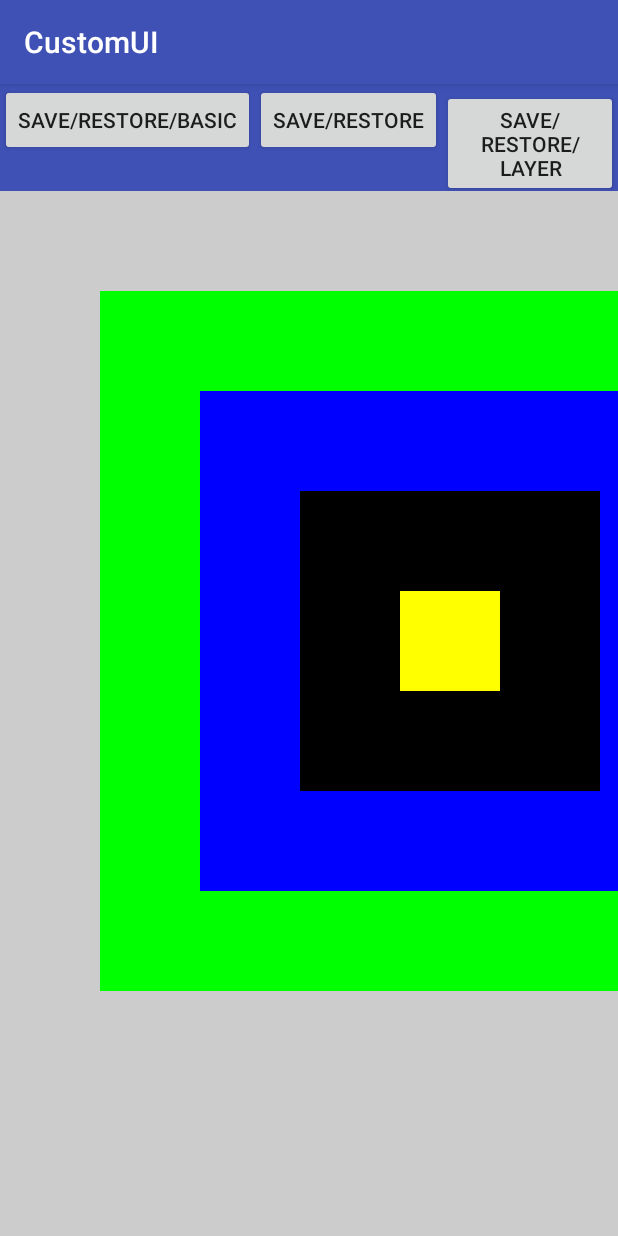
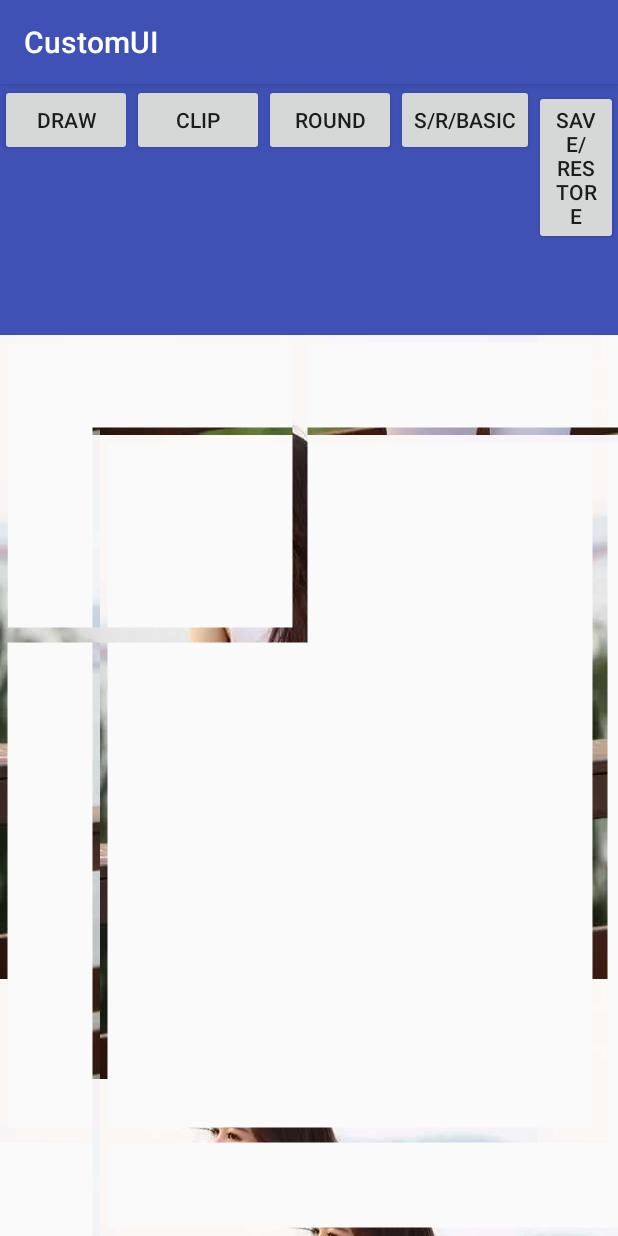
Before and after one commit to chiyuelaochao/CustomUI, an Android app: the CanvasActivity screen opened directly, with no data from a screen before it, on a phone screen of 412 x 824 dp. Run offline under Robolectric (Android 15) with nearby library versions, the phone set to English and light mode, and no system bars.

Commit message:
Add canvas Region Draw Path PaintFlagsDrawFilter

```diff
--- a/app/src/main/java/com/caiwei/customui/canvas/CanvasActivity.java
+++ b/app/src/main/java/com/caiwei/customui/canvas/CanvasActivity.java
@@ -7,12 +7,16 @@ import android.view.View;
 import com.caiwei.customui.R;
 
 public class CanvasActivity extends AppCompatActivity {
-    private View saveRestoreView, saveRestoreBasicView, saveRestoreLayerView;
+    private View regionClipImageView, roundImageView, canvasDrawView, saveRestoreView, saveRestoreBasicView,
+            saveRestoreLayerView;
 
     @Override
     protected void onCreate(Bundle savedInstanceState) {
         super.onCreate(savedInstanceState);
         setContentView(R.layout.activity_canvas);
+        regionClipImageView = findViewById(R.id.region_clip_image_view);
+        roundImageView = findViewById(R.id.round_image_view);
+        canvasDrawView = findViewById(R.id.canvas_draw_view);
         saveRestoreBasicView = findViewById(R.id.sava_restore_basic_view);
         saveRestoreView = findViewById(R.id.sava_restore_view);
         saveRestoreLayerView = findViewById(R.id.sava_restore_layer_view);
@@ -20,6 +24,9 @@ public class CanvasActivity extends AppCompatActivity {
         init(R.id.save_restore);
         init(R.id.save_restore_basic);
         init(R.id.save_restore_layer);
+        init(R.id.draw);
+        init(R.id.round);
+        init(R.id.clip);
     }
 
     private void init(int id) {
@@ -28,10 +35,22 @@ public class CanvasActivity extends AppCompatActivity {
             view.setOnClickListener(new View.OnClickListener() {
                 @Override
                 public void onClick(View v) {
+                    regionClipImageView.setVisibility(View.GONE);
+                    roundImageView.setVisibility(View.GONE);
+                    canvasDrawView.setVisibility(View.GONE);
                     saveRestoreBasicView.setVisibility(View.GONE);
                     saveRestoreView.setVisibility(View.GONE);
                     saveRestoreLayerView.setVisibility(View.GONE);
                     switch (v.getId()) {
+                        case R.id.draw:
+                            canvasDrawView.setVisibility(View.VISIBLE);
+                            break;
+                        case R.id.round:
+                            roundImageView.setVisibility(View.VISIBLE);
+                            break;
+                        case R.id.clip:
+                            regionClipImageView.setVisibility(View.VISIBLE);
+                            break;
                         case R.id.save_restore_basic:
                             saveRestoreBasicView.setVisibility(View.VISIBLE);
                             break;
--- /dev/null
+++ b/app/src/main/java/com/caiwei/customui/canvas/CanvasDrawView.java
@@ -0,0 +1,210 @@
+package com.caiwei.customui.canvas;
+
+import android.content.Context;
+import android.graphics.Bitmap;
+import android.graphics.BitmapShader;
+import android.graphics.Canvas;
+import android.graphics.Color;
+import android.graphics.Paint;
+import android.graphics.RectF;
+import android.graphics.Shader;
+import android.graphics.drawable.BitmapDrawable;
+import android.support.annotation.Nullable;
+import android.util.AttributeSet;
+import android.view.View;
+
+import com.caiwei.customui.R;
+
+/**
+ * Created by wei.cai on 2017/5/19.
+ */
+
+public class CanvasDrawView extends View {
+    private final String TAG = getClass().getSimpleName();
+    private Bitmap mBitmap;
+    private BitmapShader mBitmapShader;
+
+    public CanvasDrawView(Context context) {
+        this(context, null);
+    }
+
+    public CanvasDrawView(Context context, @Nullable AttributeSet attrs) {
+        super(context, attrs);
+        mBitmap = ((BitmapDrawable) getResources().getDrawable(R.drawable.lsj)).getBitmap();
+        mBitmapShader = new BitmapShader(mBitmap, Shader.TileMode.REPEAT, Shader.TileMode.REPEAT);
+
+    }
+
+    @Override
+    protected void onDraw(Canvas canvas) {
+        super.onDraw(canvas);
+        //绘制直线
+        Paint paint = new Paint();
+        paint.setColor(Color.RED);
+        paint.setStyle(Paint.Style.STROKE/*Paint.Style.FILL*/);
+        paint.setStrokeWidth(15);
+        paint.setShader(mBitmapShader);
+        paint.setAntiAlias(true);
+
+//		canvas.drawLine(0, 0, 100, 100, paint);
+        /*float []pts = {0,0,100,100,200,200,300,300};
+        canvas.drawLines(pts, paint);
+		canvas.drawLines(pts, 20, 2, paint);// 画虚线--也通过多条线的方式*/
+
+        /*canvas.drawPoint(500, 500, paint);
+        canvas.drawPoints(pts, paint);*/
+        //Rect int和RectF float
+		/*RectF r = new RectF(100, 100, 400, 500);
+		canvas.drawRect(r, paint);
+		canvas.drawRect(left, top, right, bottom, paint);*/
+
+        //画圆角矩形
+        //x-radius ,y-radius圆角的半径
+//		canvas.drawRoundRect(r, 30, 30, paint);
+
+        //canvas.drawCircle(300, 300, 200, paint);
+
+        //paint.setColor(Color.GREEN);
+        //canvas.drawOval(r, paint);
+
+//		canvas.drawArc(
+//				r,
+//				startAngle, //其实角度，相对X轴正方向
+//				sweepAngle, //画多少角度的弧度
+//				useCenter, //boolean, false：只有一个纯弧线；true：闭合的边
+//				paint)；
+//		canvas.drawArc(r, 0, 90, true, paint);//顺时针旋转90度
+
+		/*Path path = new Path();
+		path.moveTo(100, 100);//画笔落笔的位置
+		//移动
+		path.lineTo(200, 100);
+		path.lineTo(200, 200);
+		path.cubicTo(250, 200, 350, 300, 450, 400);
+		path.close();
+
+		canvas.drawPath(path, paint);*/
+
+        //圆角矩形路径
+        /*RectF r = new RectF(100, 100, 600, 800);
+        Path path = new Path();
+        float radii[] = {10,10,10,10,10,10,50,60};
+        path.addRoundRect(r, radii, Path.Direction.CCW);
+        //path.addArc(oval, startAngle, sweepAngle);
+        canvas.drawPath(path, paint);*/
+
+
+		/*RectF r = new RectF(100, 100, 600, 800);
+		Path path = new Path();
+		path.addOval(r, Path.Direction.CCW);
+
+		//创建一块矩形的区域
+		Region region = new Region(100, 100, 600, 800);
+		Region region1 = new Region();
+		region1.setPath(path, region);//path的椭圆区域和矩形区域进行交集
+
+		//结合区域迭代器使用（得到图形里面的所有的矩形区域）
+		RegionIterator iterator = new RegionIterator(region1);
+
+		Rect rect = new Rect();
+		while (iterator.next(rect)) {
+			canvas.drawRect(rect, paint);
+		}*/
+//		//合并
+        //region.union(r);
+        //region.op(r, Region.Op.INTERSECT);//交集部分 region是调用者A，r是求交集的B
+
+        //--------------------Canvas变换技巧--------------------------
+        //1.平移（Translate）
+
+        // 绘制坐标系
+		/*RectF r = new RectF(0, 0, 400, 500);
+        paint.setColor(Color.GREEN);
+		canvas.drawRect(r, paint);
+
+        // 第一次绘制坐标轴
+        canvas.drawLine(0,0,canvas.getWidth(),0,paint);// X 轴
+        paint.setColor(Color.BLUE);
+        canvas.drawLine(0,0,0,canvas.getHeight(),paint);// Y 轴
+
+        //平移--即改变坐标原点
+		canvas.translate(50, 50);
+        // 第二次绘制坐标轴
+        paint.setColor(Color.GREEN);
+        canvas.drawLine(0,0,canvas.getWidth(),0,paint);// X 轴
+        paint.setColor(Color.BLUE);
+        canvas.drawLine(0,0,0,canvas.getHeight(),paint);// Y 轴
+
+        canvas.rotate(45);
+        // 第三次绘制坐标轴
+        paint.setColor(Color.GREEN);
+        canvas.drawLine(0,0,canvas.getWidth(),0,paint);// X 轴
+        paint.setColor(Color.BLUE);
+        canvas.drawLine(0,0,0,canvas.getHeight(),paint);// Y 轴*/
+
+        /*canvas.drawColor(Color.BLUE);
+		RectF r2 = new RectF(0, 0, 400, 500);
+		paint.setColor(Color.RED);
+		//虽然新建了一个画布图层，但是还是会沿用之前设置的平移变换。不可逆的。（save和restore来解决）
+		canvas.drawRect(r2, paint);
+
+
+		//2.缩放Scale
+		/*RectF r = new RectF(0, 0, 400, 500);
+		canvas.drawRect(r, paint);
+		paint.setColor(Color.BLUE);
+        //sx,sy：分别对x/y方向的一个缩放系数,画布的缩放会导致里面所有的绘制的东西都会有一个缩放效果
+		canvas.scale(1.5f, 0.5f);
+		canvas.drawRect(r, paint);*/
+
+        //3.旋转Rotate
+		/*RectF r = new RectF(200, 200, 400, 500);
+		canvas.drawRect(r, paint);
+		paint.setColor(Color.BLUE);
+		canvas.rotate(45);
+		canvas.rotate(45, 200, 200);
+		canvas.drawRect(r, paint);*/
+
+        //4.斜拉画布Skew
+		/*RectF r = new RectF(100, 100, 600, 800);
+		canvas.drawRect(r, paint);
+		paint.setColor(Color.BLUE);
+		//sx,sy倾斜度：X轴方向上倾斜60度，tan60=根号3
+		canvas.skew(1.73f, 0);
+		canvas.drawRect(r, paint);*/
+
+        //5.裁剪画布clip
+        /*RectF r = new RectF(200, 200, 400, 500);
+        canvas.drawRect(r, paint);
+        paint.setColor(Color.BLUE);
+        canvas.clipRect(new Rect(250, 250, 300, 400));
+        canvas.drawColor(Color.YELLOW);*/
+
+
+        // save 和 restore
+        RectF r = new RectF(0, 0, 600, 800);
+        paint.setColor(Color.GREEN);
+        canvas.drawRect(r, paint);
+        canvas.save();
+
+        //平移
+        canvas.translate(100, 100);
+        paint.setColor(Color.BLUE);
+        canvas.drawRect(r, paint);
+
+        canvas.restore();
+        //canvas.rotate(45);
+        paint.setColor(Color.YELLOW);
+        r = new RectF(0, 0, 300, 300);
+        canvas.drawRect(r, paint);
+        //当canvas执行saveLayer的时候就会新建一个新的画布图层
+        //int layer = canvas.saveLayer(0,0,canvas.getWidth(),canvas.getHeight(),null,Canvas.ALL_SAVE_FLAG);
+
+        //canvas.drawColor(Color.YELLOW);
+        //canvas.translate(50, 50);
+        //paint.setColor(Color.BLUE);
+        //canvas.drawRect(r, paint);
+
+        //canvas.restoreToCount(layer);
+    }
+}
--- /dev/null
+++ b/app/src/main/java/com/caiwei/customui/canvas/RegionClipImageView.java
@@ -0,0 +1,71 @@
+package com.caiwei.customui.canvas;
+
+import android.content.Context;
+import android.graphics.Bitmap;
+import android.graphics.BitmapFactory;
+import android.graphics.Canvas;
+import android.graphics.Paint;
+import android.graphics.Rect;
+import android.graphics.Region;
+import android.util.AttributeSet;
+import android.view.View;
+
+import com.caiwei.customui.R;
+
+/**
+ * Created by John on 2017/5/16.
+ */
+
+public class RegionClipImageView extends View {
+    private Bitmap mBitmap = null;
+    private int limitLength = 0;
+    private int width;
+    private int height;
+    private static final int CLIP_HEIGHT = 50;
+
+    private boolean status = HIDE;//显示还是隐藏的状态，最开始为HIDE
+    private static final boolean SHOW = true;//显示图片
+    private static final boolean HIDE = false;//隐藏图片
+
+    public RegionClipImageView(Context context) {
+        this(context, null);
+    }
+
+    public RegionClipImageView(Context context, AttributeSet attrs) {
+        super(context, attrs);
+        mBitmap = BitmapFactory.decodeResource(getResources(), R.drawable.lsj);
+        limitLength = width = mBitmap.getWidth();
+        height = mBitmap.getHeight();
+    }
+
+    public RegionClipImageView(Context context, AttributeSet attrs, int defStyleAttr) {
+        super(context, attrs, defStyleAttr);
+    }
+
+
+    @Override
+    protected void onDraw(Canvas canvas) {
+        Region region = new Region();
+        int i = 0;
+        while (i * CLIP_HEIGHT <= height) {//计算clip的区域
+            if (i % 2 == 0) {
+                region.union(new Rect(0, i * CLIP_HEIGHT, limitLength, (i + 1) * CLIP_HEIGHT));
+            } else {
+                region.union(new Rect(width - limitLength, i * CLIP_HEIGHT, width, (i + 1) * CLIP_HEIGHT));
+            }
+            i++;
+        }
+        canvas.clipRegion(region);
+        canvas.drawBitmap(mBitmap, 0, 0, new Paint());
+        if (status == HIDE) {//如果此时是隐藏
+            limitLength -= 10;
+            if (limitLength <= 0)
+                status = SHOW;
+        } else {//如果此时是显示
+            limitLength += 5;
+            if (limitLength >= width)
+                status = HIDE;
+        }
+        invalidate();
+    }
+}
--- /dev/null
+++ b/app/src/main/java/com/caiwei/customui/canvas/RoundImageView.java
@@ -0,0 +1,69 @@
+package com.caiwei.customui.canvas;
+
+import android.content.Context;
+import android.graphics.Bitmap;
+import android.graphics.BitmapFactory;
+import android.graphics.Canvas;
+import android.graphics.Color;
+import android.graphics.Paint;
+import android.graphics.PaintFlagsDrawFilter;
+import android.graphics.Path;
+import android.graphics.Rect;
+import android.graphics.Region;
+import android.util.AttributeSet;
+import android.view.View;
+
+import com.caiwei.customui.R;
+
+/**
+ * Created by John on 2017/5/17.
+ */
+
+public class RoundImageView extends View {
+    private Bitmap mBitmap;
+    private Rect mRect = new Rect();
+    private Paint mPaint = new Paint();
+    private Path mPath = new Path();
+
+    private int DEFAULT_SIZE = 100;
+
+    public RoundImageView(Context context, AttributeSet attrs) {
+        super(context, attrs);
+        init();
+    }
+
+    public RoundImageView(Context context) {
+        this(context, null);
+    }
+
+
+    private void init() {
+        mPaint.setStyle(Paint.Style.STROKE);
+        mPaint.setFlags(Paint.ANTI_ALIAS_FLAG);
+        mPaint.setAntiAlias(true);// 抗锯尺
+        mBitmap = BitmapFactory.decodeResource(getResources(), R.drawable.lsj);
+    }
+
+    protected void onMeasure(int widthMeasureSpec, int heightMeasureSpec) {
+        setMeasuredDimension(getDefaultSize(DEFAULT_SIZE, widthMeasureSpec), getDefaultSize(DEFAULT_SIZE, heightMeasureSpec));
+    }
+
+
+    @Override
+    protected void onDraw(Canvas canvas) {
+        super.onDraw(canvas);
+        if (mBitmap == null) {
+            return;
+        }
+        canvas.drawColor(Color.GRAY);
+        mRect.set(0, 0, getWidth(), getHeight());
+
+        PaintFlagsDrawFilter pdf = new PaintFlagsDrawFilter(0, Paint.ANTI_ALIAS_FLAG);
+        canvas.setDrawFilter(pdf);
+
+        mPath.addCircle(getWidth() / 4, getWidth() / 4, getHeight() / 4, Path.Direction.CCW);
+        canvas.clipPath(mPath, Region.Op.REPLACE);
+
+        canvas.drawBitmap(mBitmap, null, mRect, mPaint);
+    }
+}
--- a/app/src/main/res/layout/activity_canvas.xml
+++ b/app/src/main/res/layout/activity_canvas.xml
@@ -13,10 +13,28 @@
         android:orientation="horizontal">
 
         <Button
+            android:id="@+id/draw"
+            android:layout_width="wrap_content"
+            android:layout_height="wrap_content"
+            android:text="draw"/>
+
+        <Button
+            android:id="@+id/clip"
+            android:layout_width="wrap_content"
+            android:layout_height="wrap_content"
+            android:text="clip"/>
+
+        <Button
+            android:id="@+id/round"
+            android:layout_width="wrap_content"
+            android:layout_height="wrap_content"
+            android:text="round"/>
+
+        <Button
             android:id="@+id/save_restore_basic"
             android:layout_width="wrap_content"
             android:layout_height="wrap_content"
-            android:text="save/restore/basic"/>
+            android:text="s/r/basic"/>
 
         <Button
             android:id="@+id/save_restore"
@@ -28,17 +46,35 @@
             android:id="@+id/save_restore_layer"
             android:layout_width="wrap_content"
             android:layout_height="wrap_content"
-            android:text="save/restore/layer"/>
+            android:text="s/r/layer"/>
     </LinearLayout>
 
     <RelativeLayout
         android:layout_width="match_parent"
         android:layout_height="match_parent">
 
+        <com.caiwei.customui.canvas.RegionClipImageView
+            android:id="@+id/region_clip_image_view"
+            android:layout_width="match_parent"
+            android:layout_height="match_parent"
+            android:visibility="gone"/>
+
+        <com.caiwei.customui.canvas.RoundImageView
+            android:id="@+id/round_image_view"
+            android:layout_width="match_parent"
+            android:layout_height="match_parent"
+            android:visibility="gone"/>
+
+        <com.caiwei.customui.canvas.CanvasDrawView
+            android:id="@+id/canvas_draw_view"
+            android:layout_width="match_parent"
+            android:layout_height="match_parent"/>
+
         <com.caiwei.customui.canvas.SaveRestoreBasicView
             android:id="@+id/sava_restore_basic_view"
             android:layout_width="match_parent"
-            android:layout_height="match_parent"/>
+            android:layout_height="match_parent"
+            android:visibility="gone"/>
 
         <com.caiwei.customui.canvas.SaveRestoreView
             android:id="@+id/sava_restore_view"
```
